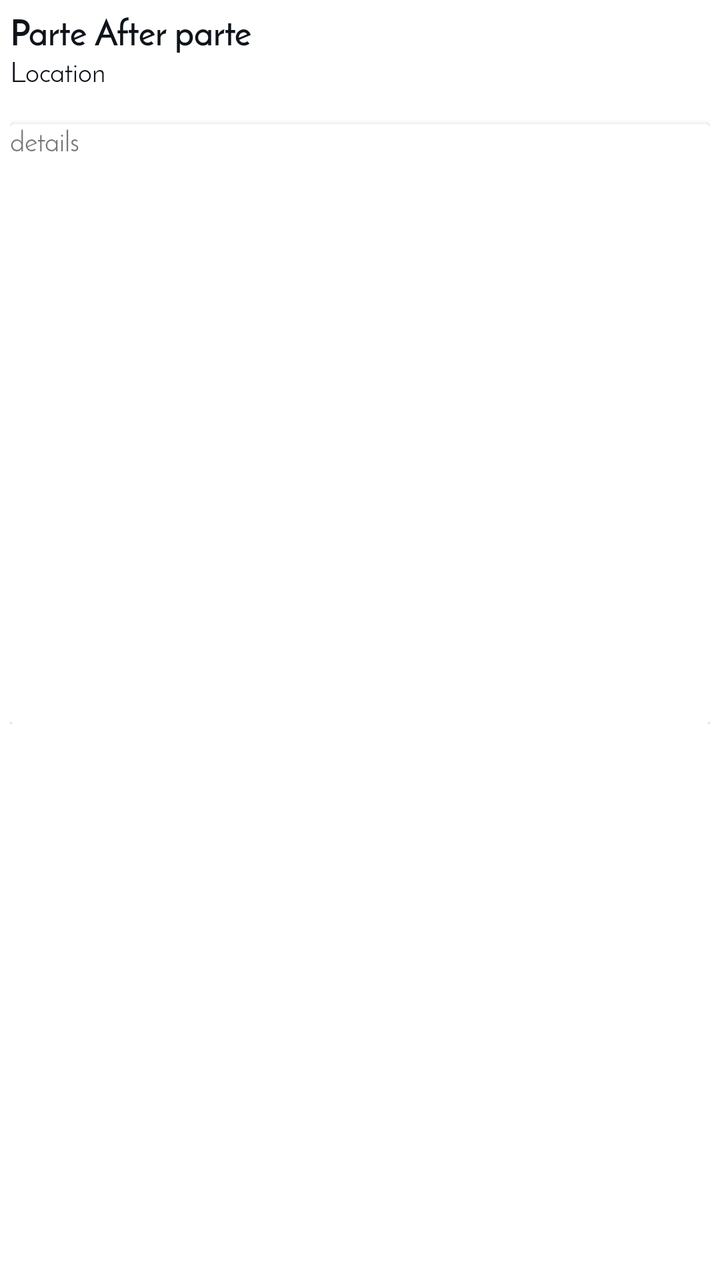
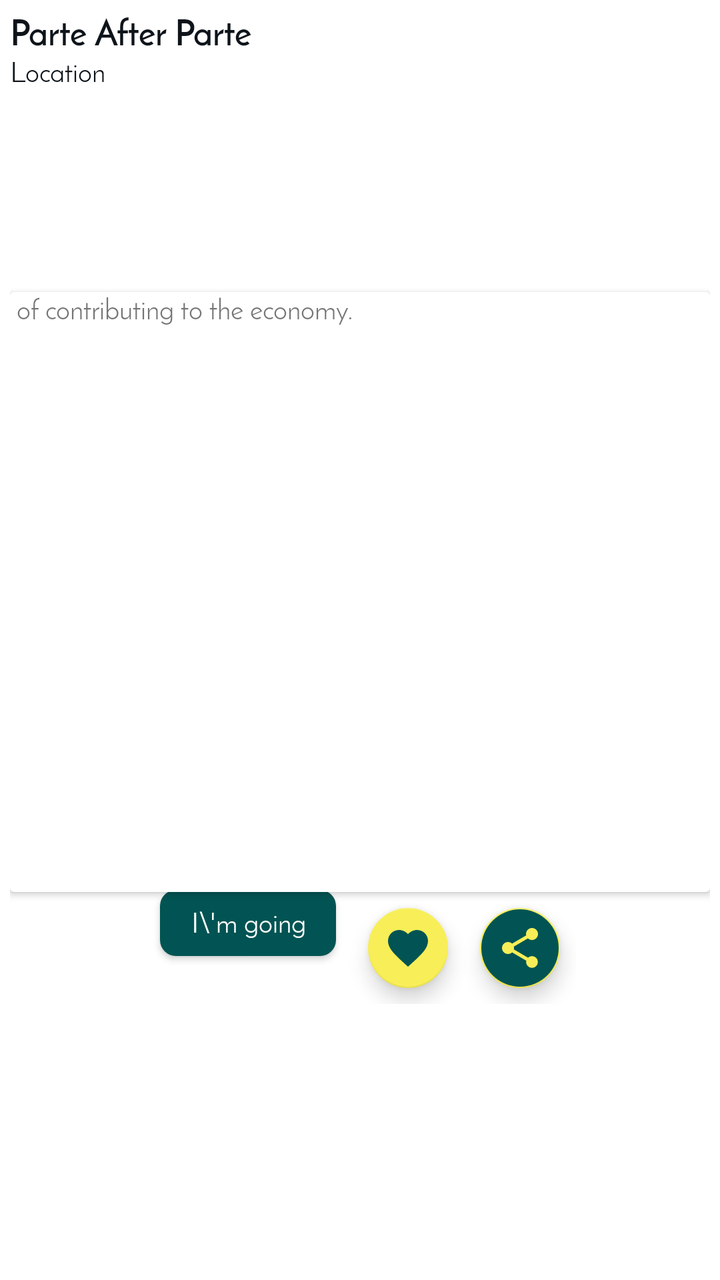

Before-and-after screenshots of an Android layout around one commit, followed by the original layout XML and the change that was made.
<!-- AndroidManifest.xml: application theme AppTheme -->
<!-- res/layout/activity_eveent_view.xml -->
<?xml version="1.0" encoding="utf-8"?>
<androidx.constraintlayout.widget.ConstraintLayout xmlns:android="http://schemas.android.com/apk/res/android"
    xmlns:app="http://schemas.android.com/apk/res-auto"
    xmlns:tools="http://schemas.android.com/tools"
    android:layout_width="match_parent"
    android:layout_height="match_parent"
    tools:context=".activitys.EveentViewActivity">

    <RelativeLayout
        android:layout_width="match_parent"
        android:layout_height="match_parent"
        android:orientation="vertical">

        <ImageView
            android:id="@+id/event_image"
            android:layout_width="match_parent"
            android:layout_height="match_parent" />

        <LinearLayout
            android:layout_width="match_parent"
            android:layout_height="wrap_content"
            android:layout_margin="5dp"
            android:orientation="vertical">

            <TextView
                android:id="@+id/event_name"
                style="@style/big_text"
                android:layout_width="match_parent"
                android:layout_height="wrap_content"
                android:text="Parte After parte" />

            <TextView
                android:id="@+id/event_venue"
                style="@style/normal_text"
                android:layout_width="match_parent"
                android:layout_height="wrap_content"
                android:text="Location" />

            <TextView
                android:id="@+id/event_date"
                android:layout_width="0dp"
                android:layout_height="wrap_content" />

            <androidx.cardview.widget.CardView
                android:layout_width="match_parent"
                android:layout_height="300dp">

                <TextView
                    android:text="details"
                    android:id="@+id/event_details"
                    android:layout_width="match_parent"
                    android:layout_height="match_parent"/>
            </androidx.cardview.widget.CardView>
        </LinearLayout>
    </RelativeLayout>

</androidx.constraintlayout.widget.ConstraintLayout>
<!-- resources referenced by this layout -->
<resources>
  <style name="big_text" parent="TextAppearance.AppCompat">
          <item name="android:fontFamily">@font/josefin_sans_semibold</item>
          <item name="android:textSize">18sp</item>
          <item name="android:textColor">@color/colorPrimaryDark</item>
      </style>
  <style name="normal_text" parent="TextAppearance.AppCompat">
          <item name="android:fontFamily">@font/josefin_sans</item>
          <item name="android:textSize">14sp</item>
          <item name="android:textColor">@color/colorPrimaryDark</item>
      </style>
  <style name="AppTheme" parent="Theme.AppCompat.Light.DarkActionBar">
          
          <item name="android:fontFamily">@font/josefin_sans</item>
          <item name="colorPrimary">@color/colorPrimary</item>
          <item name="android:windowBackground">
              @drawable/bgsplash
          </item>
          <item name="colorPrimaryDark">@color/colorPrimaryDark</item>
          <item name="colorAccent">@color/colorAccent</item>
      </style>
  <color name="colorPrimaryDark">#0E141A</color>
  <color name="colorPrimary">#015453</color>
  <!-- drawable bgsplash (drawable) -->
  <?xml version="1.0" encoding="utf-8"?>
  <layer-list xmlns:android="http://schemas.android.com/apk/res/android">
      <item
          android:drawable="@android:color/white"/>
      <item>
          <bitmap android:src="@mipmap/ic_splash"
              android:gravity="center"/>
      </item>
  </layer-list>
  <color name="colorAccent">#F8EE57</color>
</resources>

<!-- the commit's change to res/layout/activity_eveent_view.xml (unified diff, before → after) -->
@@ -8,6 +8,7 @@
 
     <RelativeLayout
         android:layout_width="match_parent"
+        android:gravity="center"
         android:layout_height="match_parent"
         android:orientation="vertical">
 
@@ -18,6 +19,7 @@
 
         <LinearLayout
             android:layout_width="match_parent"
+            android:gravity="center"
             android:layout_height="wrap_content"
             android:layout_margin="5dp"
             android:orientation="vertical">
@@ -27,7 +29,7 @@
                 style="@style/big_text"
                 android:layout_width="match_parent"
                 android:layout_height="wrap_content"
-                android:text="Parte After parte" />
+                android:text="Parte After Parte" />
 
             <TextView
                 android:id="@+id/event_venue"
@@ -38,6 +40,7 @@
 
             <TextView
                 android:id="@+id/event_date"
+                android:text="1/12019"
                 android:layout_width="0dp"
                 android:layout_height="wrap_content" />
 
@@ -46,11 +49,52 @@
                 android:layout_height="300dp">
 
                 <TextView
-                    android:text="details"
+                    android:text=" of contributing to the economy."
                     android:id="@+id/event_details"
                     android:layout_width="match_parent"
                     android:layout_height="match_parent"/>
-            </androidx.cardview.widget.CardView>
+
+                </androidx.cardview.widget.CardView>
+            <androidx.constraintlayout.widget.ConstraintLayout
+                android:layout_width="match_parent"
+                android:layout_height="match_parent">
+
+                <LinearLayout
+                    android:id="@+id/L2"
+                    app:layout_constraintStart_toStartOf="parent"
+                    app:layout_constraintTop_toTopOf="parent"
+                    app:layout_constraintBottom_toBottomOf="parent"
+                    app:layout_constraintEnd_toEndOf="parent"
+                    android:gravity="bottom"
+                    android:layout_width="wrap_content"
+                    android:layout_height="wrap_content">
+                    <Button
+                        android:layout_width="0dp"
+                        style="@style/primary_btn"
+                        android:layout_weight="1"
+                        android:layout_margin="8dp"
+                        android:text="I\'m going"
+                        android:layout_height="33dp"/>
+
+                    <com.google.android.material.floatingactionbutton.FloatingActionButton
+                        android:layout_width="wrap_content"
+                        android:src="@drawable/ic_favorite"
+                        app:fabSize="mini"
+                        android:layout_margin="8dp"
+                        android:tint="@color/colorPrimary"
+                        android:layout_height="wrap_content"/>
+                    <com.google.android.material.floatingactionbutton.FloatingActionButton
+                        android:layout_width="wrap_content"
+                        android:src="@drawable/ic_share"
+                        android:backgroundTint="@color/colorPrimary"
+                        app:fabSize="mini"
+                        android:layout_margin="8dp"
+                        android:tint="@color/colorAccent"
+                        android:layout_height="wrap_content"/>
+                </LinearLayout>
+
+            </androidx.constraintlayout.widget.ConstraintLayout>
+
         </LinearLayout>
     </RelativeLayout>
 
<!-- resource entries referenced after the edit -->
@@ -1,5 +1,27 @@
 <!-- resources referenced by this layout -->
 <resources>
+  <color name="colorAccent">#F8EE57</color>
+  <color name="colorPrimary">#015453</color>
+  <!-- drawable ic_favorite (drawable) -->
+  <vector xmlns:android="http://schemas.android.com/apk/res/android"
+          android:width="24dp"
+          android:height="24dp"
+          android:viewportWidth="24.0"
+          android:viewportHeight="24.0">
+      <path
+          android:fillColor="@color/colorPrimaryDark"
+          android:pathData="M12,21.35l-1.45,-1.32C5.4,15.36 2,12.28 2,8.5 2,5.42 4.42,3 7.5,3c1.74,0 3.41,0.81 4.5,2.09C13.09,3.81 14.76,3 16.5,3 19.58,3 22,5.42 22,8.5c0,3.78 -3.4,6.86 -8.55,11.54L12,21.35z"/>
+  </vector>
+  <!-- drawable ic_share (drawable) -->
+  <vector xmlns:android="http://schemas.android.com/apk/res/android"
+          android:width="24dp"
+          android:height="24dp"
+          android:viewportWidth="24.0"
+          android:viewportHeight="24.0">
+      <path
+          android:fillColor="#FF000000"
+          android:pathData="M18,16.08c-0.76,0 -1.44,0.3 -1.96,0.77L8.91,12.7c0.05,-0.23 0.09,-0.46 0.09,-0.7s-0.04,-0.47 -0.09,-0.7l7.05,-4.11c0.54,0.5 1.25,0.81 2.04,0.81 1.66,0 3,-1.34 3,-3s-1.34,-3 -3,-3 -3,1.34 -3,3c0,0.24 0.04,0.47 0.09,0.7L8.04,9.81C7.5,9.31 6.79,9 6,9c-1.66,0 -3,1.34 -3,3s1.34,3 3,3c0.79,0 1.5,-0.31 2.04,-0.81l7.12,4.16c-0.05,0.21 -0.08,0.43 -0.08,0.65 0,1.61 1.31,2.92 2.92,2.92 1.61,0 2.92,-1.31 2.92,-2.92s-1.31,-2.92 -2.92,-2.92z"/>
+  </vector>
   <style name="big_text" parent="TextAppearance.AppCompat">
           <item name="android:fontFamily">@font/josefin_sans_semibold</item>
           <item name="android:textSize">18sp</item>
@@ -9,6 +31,13 @@
           <item name="android:fontFamily">@font/josefin_sans</item>
           <item name="android:textSize">14sp</item>
           <item name="android:textColor">@color/colorPrimaryDark</item>
+      </style>
+  <style name="primary_btn" parent="TextAppearance.AppCompat.Button">
+          <item name="android:background">@drawable/bg_button_primary</item>
+          <item name="android:textAppearance">@style/normal_text</item>
+          <item name="android:fontFamily">@font/josefin_sans</item>
+          <item name="android:textAllCaps">false</item>
+          <item name="android:textColor">@android:color/white</item>
       </style>
   <style name="AppTheme" parent="Theme.AppCompat.Light.DarkActionBar">
           
@@ -21,7 +50,17 @@
           <item name="colorAccent">@color/colorAccent</item>
       </style>
   <color name="colorPrimaryDark">#0E141A</color>
-  <color name="colorPrimary">#015453</color>
+  <!-- drawable bg_button_primary (drawable) -->
+  <?xml version="1.0" encoding="utf-8"?>
+  <shape android:shape="rectangle" xmlns:android="http://schemas.android.com/apk/res/android">
+  
+      <solid
+          android:color="@color/colorPrimary"/>
+  
+      <corners
+          android:radius="8dp"/>
+  
+  </shape>
   <!-- drawable bgsplash (drawable) -->
   <?xml version="1.0" encoding="utf-8"?>
   <layer-list xmlns:android="http://schemas.android.com/apk/res/android">
@@ -32,6 +71,5 @@
               android:gravity="center"/>
       </item>
   </layer-list>
-  <color name="colorAccent">#F8EE57</color>
 </resources>
 
